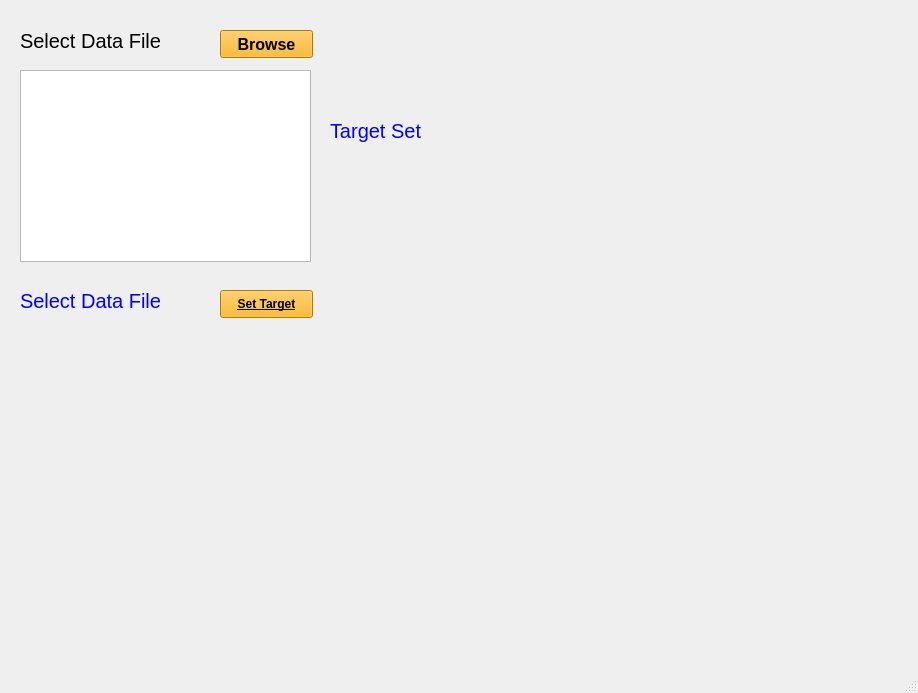
Above: gui_ml/mainwindow.ui from sejinhwang97ko/ubion_ml before the change. Below: the same form after it.
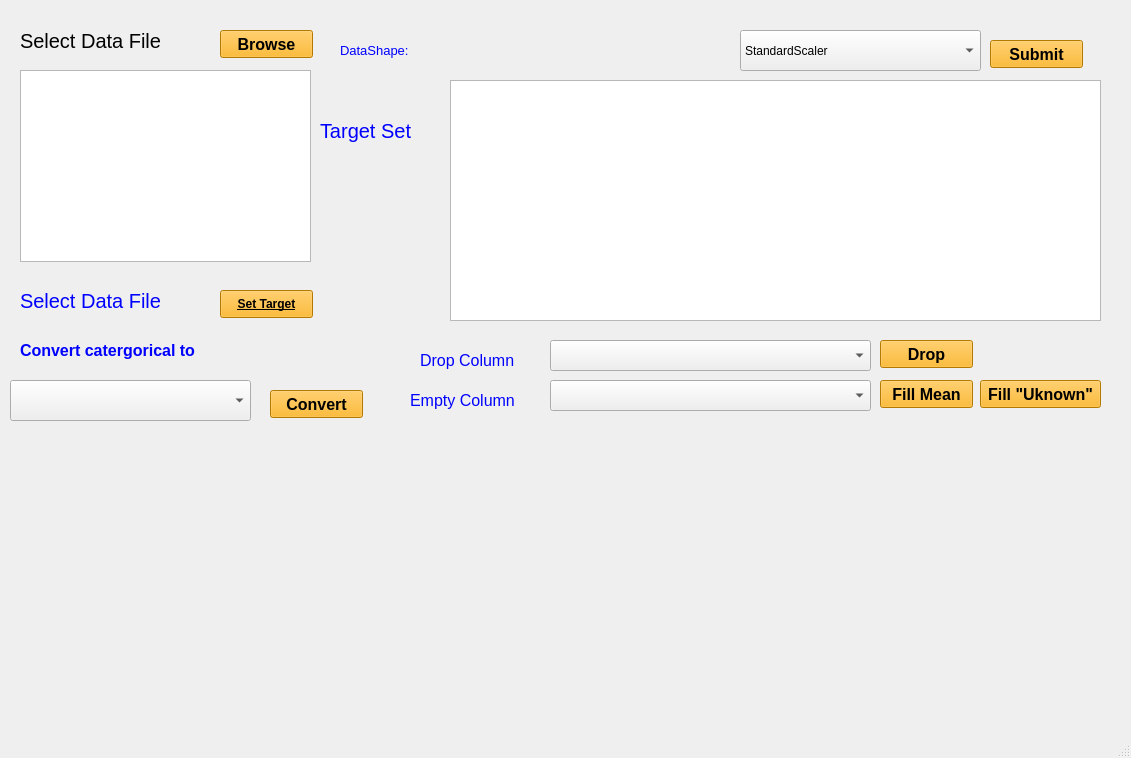
That is the form after the change.

The edit to the form file:
```diff
--- a/gui_ml/mainwindow.ui
+++ b/gui_ml/mainwindow.ui
@@ -6,8 +6,8 @@
    <rect>
     <x>0</x>
     <y>0</y>
-    <width>918</width>
-    <height>693</height>
+    <width>1131</width>
+    <height>758</height>
    </rect>
   </property>
   <property name="windowTitle">
@@ -114,7 +114,7 @@
    <widget class="QLabel" name="label_3">
     <property name="geometry">
      <rect>
-      <x>330</x>
+      <x>320</x>
       <y>110</y>
       <width>131</width>
       <height>41</height>
@@ -135,8 +135,8 @@
    <widget class="QLabel" name="target_col">
     <property name="geometry">
      <rect>
-      <x>330</x>
-      <y>170</y>
+      <x>320</x>
+      <y>160</y>
       <width>121</width>
       <height>41</height>
      </rect>
@@ -156,6 +156,298 @@
      <set>Qt::AlignCenter</set>
     </property>
    </widget>
+   <widget class="QTableView" name="tableView">
+    <property name="geometry">
+     <rect>
+      <x>450</x>
+      <y>80</y>
+      <width>651</width>
+      <height>241</height>
+     </rect>
+    </property>
+   </widget>
+   <widget class="QLabel" name="label_4">
+    <property name="geometry">
+     <rect>
+      <x>340</x>
+      <y>30</y>
+      <width>141</width>
+      <height>41</height>
+     </rect>
+    </property>
+    <property name="font">
+     <font>
+      <pointsize>10</pointsize>
+     </font>
+    </property>
+    <property name="styleSheet">
+     <string notr="true">color: rgb(0, 0, 255);</string>
+    </property>
+    <property name="text">
+     <string>DataShape:</string>
+    </property>
+   </widget>
+   <widget class="QLabel" name="shape">
+    <property name="geometry">
+     <rect>
+      <x>450</x>
+      <y>30</y>
+      <width>281</width>
+      <height>41</height>
+     </rect>
+    </property>
+    <property name="font">
+     <font>
+      <pointsize>10</pointsize>
+     </font>
+    </property>
+    <property name="styleSheet">
+     <string notr="true">color: rgb(0, 0, 255);</string>
+    </property>
+    <property name="text">
+     <string/>
+    </property>
+   </widget>
+   <widget class="QComboBox" name="scaler">
+    <property name="geometry">
+     <rect>
+      <x>740</x>
+      <y>30</y>
+      <width>241</width>
+      <height>41</height>
+     </rect>
+    </property>
+    <item>
+     <property name="text">
+      <string>StandardScaler</string>
+     </property>
+    </item>
+    <item>
+     <property name="text">
+      <string>MimMaxScaler</string>
+     </property>
+    </item>
+    <item>
+     <property name="text">
+      <string>PowerScaler</string>
+     </property>
+    </item>
+   </widget>
+   <widget class="QPushButton" name="scale_btn">
+    <property name="geometry">
+     <rect>
+      <x>990</x>
+      <y>40</y>
+      <width>93</width>
+      <height>28</height>
+     </rect>
+    </property>
+    <property name="font">
+     <font>
+      <pointsize>12</pointsize>
+      <weight>75</weight>
+      <bold>true</bold>
+      <underline>false</underline>
+     </font>
+    </property>
+    <property name="styleSheet">
+     <string notr="true">background-color: rgb(255, 170, 0);</string>
+    </property>
+    <property name="text">
+     <string>Submit</string>
+    </property>
+   </widget>
+   <widget class="QPushButton" name="covert_btn">
+    <property name="geometry">
+     <rect>
+      <x>270</x>
+      <y>390</y>
+      <width>93</width>
+      <height>28</height>
+     </rect>
+    </property>
+    <property name="font">
+     <font>
+      <pointsize>12</pointsize>
+      <weight>75</weight>
+      <bold>true</bold>
+      <underline>false</underline>
+     </font>
+    </property>
+    <property name="styleSheet">
+     <string notr="true">background-color: rgb(255, 170, 0);</string>
+    </property>
+    <property name="text">
+     <string>Convert</string>
+    </property>
+   </widget>
+   <widget class="QComboBox" name="cat_column">
+    <property name="geometry">
+     <rect>
+      <x>10</x>
+      <y>380</y>
+      <width>241</width>
+      <height>41</height>
+     </rect>
+    </property>
+   </widget>
+   <widget class="QLabel" name="label_5">
+    <property name="geometry">
+     <rect>
+      <x>20</x>
+      <y>330</y>
+      <width>341</width>
+      <height>41</height>
+     </rect>
+    </property>
+    <property name="font">
+     <font>
+      <pointsize>12</pointsize>
+      <weight>75</weight>
+      <bold>true</bold>
+     </font>
+    </property>
+    <property name="styleSheet">
+     <string notr="true">color: rgb(0, 0, 255);</string>
+    </property>
+    <property name="text">
+     <string>Convert catergorical to</string>
+    </property>
+   </widget>
+   <widget class="QComboBox" name="drop_column">
+    <property name="geometry">
+     <rect>
+      <x>550</x>
+      <y>340</y>
+      <width>321</width>
+      <height>31</height>
+     </rect>
+    </property>
+   </widget>
+   <widget class="QComboBox" name="empty_column">
+    <property name="geometry">
+     <rect>
+      <x>550</x>
+      <y>380</y>
+      <width>321</width>
+      <height>31</height>
+     </rect>
+    </property>
+   </widget>
+   <widget class="QLabel" name="label_6">
+    <property name="geometry">
+     <rect>
+      <x>420</x>
+      <y>340</y>
+      <width>121</width>
+      <height>41</height>
+     </rect>
+    </property>
+    <property name="font">
+     <font>
+      <pointsize>12</pointsize>
+     </font>
+    </property>
+    <property name="styleSheet">
+     <string notr="true">color: rgb(0, 0, 255);</string>
+    </property>
+    <property name="text">
+     <string>Drop Column</string>
+    </property>
+   </widget>
+   <widget class="QLabel" name="label_7">
+    <property name="geometry">
+     <rect>
+      <x>410</x>
+      <y>380</y>
+      <width>131</width>
+      <height>41</height>
+     </rect>
+    </property>
+    <property name="font">
+     <font>
+      <pointsize>12</pointsize>
+     </font>
+    </property>
+    <property name="styleSheet">
+     <string notr="true">color: rgb(0, 0, 255);</string>
+    </property>
+    <property name="text">
+     <string>Empty Column</string>
+    </property>
+   </widget>
+   <widget class="QPushButton" name="drop_btn">
+    <property name="geometry">
+     <rect>
+      <x>880</x>
+      <y>340</y>
+      <width>93</width>
+      <height>28</height>
+     </rect>
+    </property>
+    <property name="font">
+     <font>
+      <pointsize>12</pointsize>
+      <weight>75</weight>
+      <bold>true</bold>
+      <underline>false</underline>
+     </font>
+    </property>
+    <property name="styleSheet">
+     <string notr="true">background-color: rgb(255, 170, 0);</string>
+    </property>
+    <property name="text">
+     <string>Drop</string>
+    </property>
+   </widget>
+   <widget class="QPushButton" name="fillmiean_btn">
+    <property name="geometry">
+     <rect>
+      <x>880</x>
+      <y>380</y>
+      <width>93</width>
+      <height>28</height>
+     </rect>
+    </property>
+    <property name="font">
+     <font>
+      <pointsize>12</pointsize>
+      <weight>75</weight>
+      <bold>true</bold>
+      <underline>false</underline>
+     </font>
+    </property>
+    <property name="styleSheet">
+     <string notr="true">background-color: rgb(255, 170, 0);</string>
+    </property>
+    <property name="text">
+     <string>Fill Mean</string>
+    </property>
+   </widget>
+   <widget class="QPushButton" name="fillna_btn">
+    <property name="geometry">
+     <rect>
+      <x>980</x>
+      <y>380</y>
+      <width>121</width>
+      <height>28</height>
+     </rect>
+    </property>
+    <property name="font">
+     <font>
+      <pointsize>12</pointsize>
+      <weight>75</weight>
+      <bold>true</bold>
+      <underline>false</underline>
+     </font>
+    </property>
+    <property name="styleSheet">
+     <string notr="true">background-color: rgb(255, 170, 0);</string>
+    </property>
+    <property name="text">
+     <string>Fill &quot;Uknown&quot;</string>
+    </property>
+   </widget>
   </widget>
   <widget class="QMenuBar" name="menubar">
    <property name="geometry">
```
Left out of the diff: 2 changed lines with no effect on the pictures.
